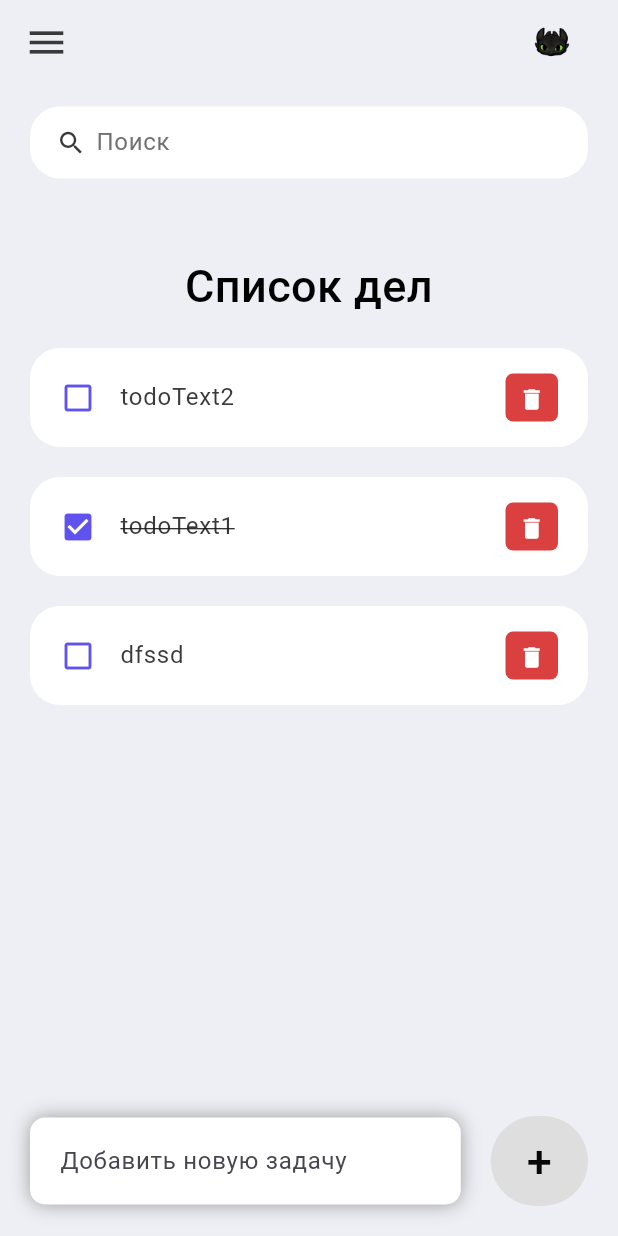
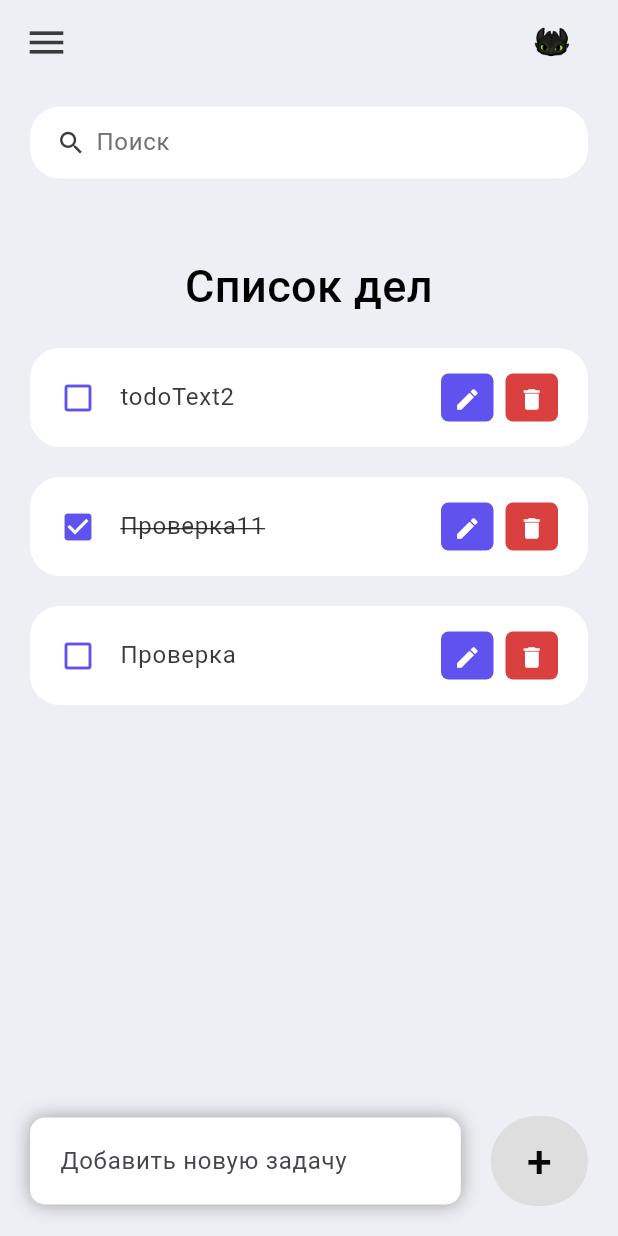
Before and after one commit to Judokasss/todo, a Flutter app: the screen it shows after launch, on a phone screen of 412 x 824 dp. Run offline on Flutter 3.47's test engine with Material 3 defaults, Android fonts, the light colour scheme and no system bars; our stand-ins replace shared_preferences; Roboto replaces fonts that are missing (RubikBubbles); project files that could hold a hidden picture were left out.

Commit message:
Изменения1

```diff
--- a/lib/model/todo.dart
+++ b/lib/model/todo.dart
@@ -11,8 +11,8 @@ class ToDo {
 
   static List<ToDo> todoList() {
     return [
-      ToDo(id: '01', todoText: 'dfssd', isDone: false),
-      ToDo(id: '02', todoText: 'todoText1', isDone: true),
+      ToDo(id: '01', todoText: 'Проверка', isDone: false),
+      ToDo(id: '02', todoText: 'Проверка11', isDone: true),
       ToDo(
         id: '03',
         todoText: 'todoText2',
--- a/lib/screens/home.dart
+++ b/lib/screens/home.dart
@@ -91,11 +91,24 @@ class _HomeState extends State<Home> {
                           ),
                         ),
                       ),
+                      if (_foundToDo.isEmpty)
+                        Center(
+                          child: Text(
+                            'В данный момент нет задач',
+                            style: TextStyle(
+                              fontSize: 22,
+                              fontWeight: FontWeight.bold,
+                              color: isDarkMode ? Colors.white : Colors.black,
+                            ),
+                          ),
+                        )
+                      else
                         for (ToDo todoo in _foundToDo.reversed)
                           ToDoItem(
                             todo: todoo,
                             onToDoChacged: _handleToDoChange,
                             onDeleteItem: _deleteToDoItem,
+                            showEditModal: _showEditModal,
                           ),
                     ],
                   ),
@@ -162,6 +175,15 @@ class _HomeState extends State<Home> {
     );
   }
 
+  void _showEditModal(BuildContext context, ToDo todo) {
+    showModalBottomSheet(
+      context: context,
+      builder: (BuildContext context) {
+        return EditTodoScreen(todo: todo);
+      },
+    );
+  }
+
 // Удаление записи
   void _deleteToDoItem(String id) {
     setState(() {
@@ -205,23 +227,6 @@ class _HomeState extends State<Home> {
     setState(() {
       _foundToDo = results;
     });
-  }
-
-  // Сохранение темы
-  Future<void> _saveTheme() async {
-    SharedPreferences prefs = await SharedPreferences.getInstance();
-    prefs.setBool('isDarkMode', isDarkMode);
-  }
-
-  // Загрузка темы
-  Future<void> _loadTheme() async {
-    SharedPreferences prefs = await SharedPreferences.getInstance();
-    bool? savedTheme = prefs.getBool('isDarkMode');
-    if (savedTheme != null) {
-      setState(() {
-        isDarkMode = savedTheme;
-      });
-    }
   }
 
   Widget searchBox() {
@@ -273,4 +278,21 @@ class _HomeState extends State<Home> {
       });
     }
   }
+
+  // Сохранение темы
+  Future<void> _saveTheme() async {
+    SharedPreferences prefs = await SharedPreferences.getInstance();
+    prefs.setBool('isDarkMode', isDarkMode);
   }
+
+  // Загрузка темы
+  Future<void> _loadTheme() async {
+    SharedPreferences prefs = await SharedPreferences.getInstance();
+    bool? savedTheme = prefs.getBool('isDarkMode');
+    if (savedTheme != null) {
+      setState(() {
+        isDarkMode = savedTheme;
+      });
+    }
+  }
+}
--- a/lib/widgets/todo_item.dart
+++ b/lib/widgets/todo_item.dart
@@ -7,12 +7,15 @@ class ToDoItem extends StatelessWidget {
       {Key? key,
       required this.todo,
       required this.onToDoChacged,
-      required this.onDeleteItem}) //делаем обязательынми к исполнению
+      required this.onDeleteItem,
+      required this.showEditModal}) //делаем обязательынми к исполнению
       : super(key: key);
 
   final ToDo todo;
   final onToDoChacged;
   final onDeleteItem;
+  final Function(BuildContext, ToDo)
+      showEditModal; // Объявим функцию для отображения модального окна
 
   @override
   Widget build(BuildContext context) {
@@ -39,13 +42,39 @@ class ToDoItem extends StatelessWidget {
             decoration: todo.isDone ? TextDecoration.lineThrough : null,
           ),
         ),
-        trailing: Container(
+        trailing: Row(
+          mainAxisSize: MainAxisSize.min,
+          children: [
+            Container(
+              padding: EdgeInsets.all(0),
+              margin: EdgeInsets.symmetric(vertical: 12, horizontal: 8),
+              height: 35,
+              width: 35,
+              decoration: BoxDecoration(
+                color: tdBlue,
+                borderRadius: BorderRadius.circular(5),
+              ),
+              child: IconButton(
+                color: Colors.white,
+                iconSize: 18,
+                // Иконка для редактирования (карандаш)
+                icon: Icon(Icons.edit),
+                onPressed: () {
+                  // Обработка нажатия кнопки редактирования
+                  // Вызов метода или навигация на экран редактирования
+                  showEditModal(context, todo);
+                },
+              ),
+            ),
+            Container(
               padding: EdgeInsets.all(0),
               margin: EdgeInsets.symmetric(vertical: 12),
               height: 35,
               width: 35,
               decoration: BoxDecoration(
-              color: tdRed, borderRadius: BorderRadius.circular(5)),
+                color: tdRed,
+                borderRadius: BorderRadius.circular(5),
+              ),
               child: IconButton(
                 color: Colors.white,
                 iconSize: 18,
@@ -55,7 +84,56 @@ class ToDoItem extends StatelessWidget {
                 },
               ),
             ),
+          ],
+        ),
       ),
     );
   }
 }
+
+class EditTodoScreen extends StatefulWidget {
+  final ToDo todo;
+
+  const EditTodoScreen({Key? key, required this.todo}) : super(key: key);
+
+  @override
+  _EditTodoScreenState createState() => _EditTodoScreenState();
+}
+
+class _EditTodoScreenState extends State<EditTodoScreen> {
+  late TextEditingController _textEditingController;
+
+  @override
+  void initState() {
+    super.initState();
+    _textEditingController = TextEditingController(text: widget.todo.todoText);
+  }
+
+  @override
+  Widget build(BuildContext context) {
+    return SingleChildScrollView(
+      child: Padding(
+        padding: EdgeInsets.all(16.0),
+        child: Column(
+          crossAxisAlignment: CrossAxisAlignment.stretch,
+          children: [
+            TextField(
+              controller: _textEditingController,
+              decoration: InputDecoration(labelText: 'Редактировать задачу'),
+            ),
+            SizedBox(height: 16),
+            ElevatedButton(
+              onPressed: () {
+                // Сохранение изменений и закрытие модального окна
+                widget.todo.todoText = _textEditingController.text;
+                Navigator.of(context)
+                    .pop(widget.todo); // Передача обновленной задачи
+              },
+              child: Text('Сохранить'),
+            ),
+          ],
+        ),
+      ),
+    );
+  }
+}
```
Lines whose indentation alone changed are shown as unchanged.
